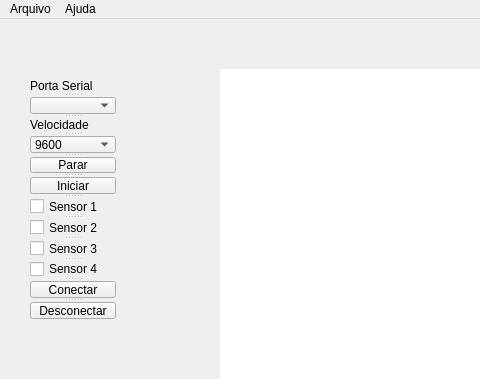
Old version of the form heat_flow.ui in the repository argolomb/aq_dados; both pictures show x 0 to 480 and y 0 to 379 of the 1248 by 637 pixel window.
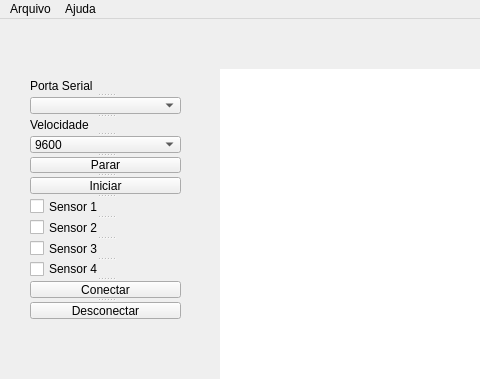
New version of the form.

Commit message: Ultimas alterações, conexão com a porta serial. Precisa implementar thread

```diff
--- a/heat_flow.ui
+++ b/heat_flow.ui
@@ -35,7 +35,7 @@
      <rect>
       <x>30</x>
       <y>60</y>
-      <width>86</width>
+      <width>151</width>
       <height>240</height>
      </rect>
     </property>
```
The commit also changes 1 other file.
